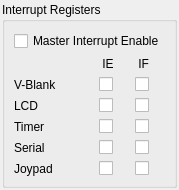
Qt form Qt/widgets/interruptwidget.ui (RocketRope/Gameboy-Emulator) before a commit.
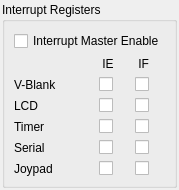
The same form after that commit.

The edit to the form file:
```diff
--- a/Qt/widgets/interruptwidget.ui
+++ b/Qt/widgets/interruptwidget.ui
@@ -41,7 +41,7 @@
       <item>
        <widget class="QCheckBox" name="master_interrupt_enable_checkBox">
         <property name="text">
-         <string>Master Interrupt Enable</string>
+         <string>Interrupt Master Enable</string>
         </property>
        </widget>
       </item>
```
